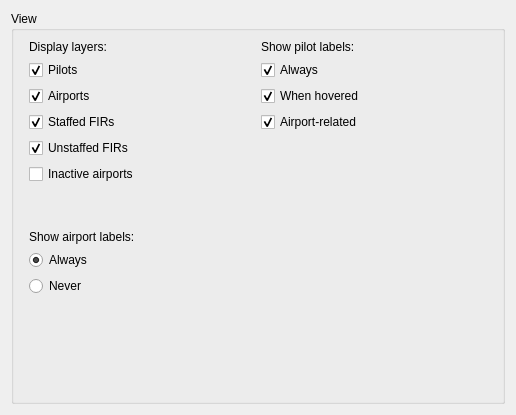
Qt form source/ui/pages/viewpage.ui (Vatsinator/vatsinator-legacy) before a commit.
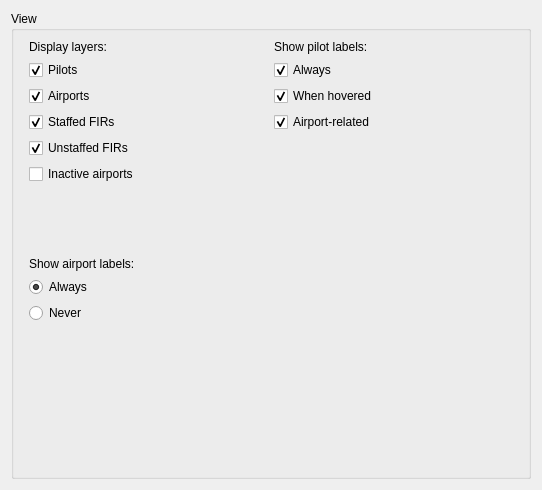
The same form after that commit.

Patch:
```diff
--- a/source/ui/pages/viewpage.ui
+++ b/source/ui/pages/viewpage.ui
@@ -6,8 +6,8 @@
    <rect>
     <x>0</x>
     <y>0</y>
-    <width>516</width>
-    <height>415</height>
+    <width>542</width>
+    <height>490</height>
    </rect>
   </property>
   <property name="windowTitle">
```
Left out of the diff: 108 changed lines with no effect on the pictures.
